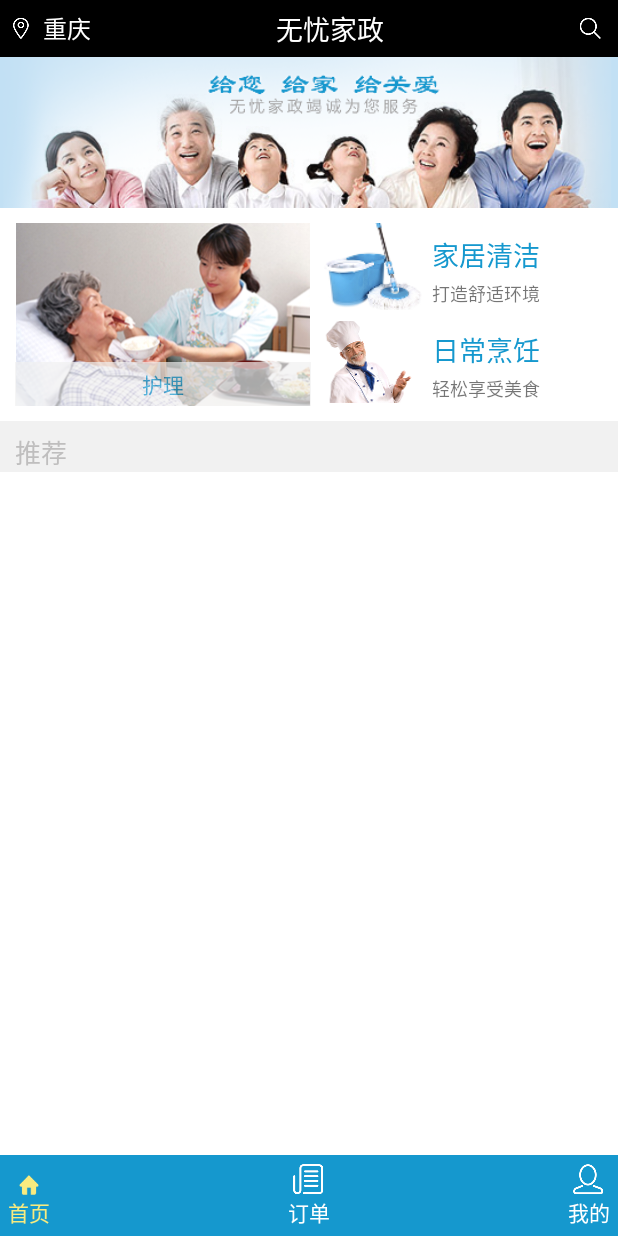
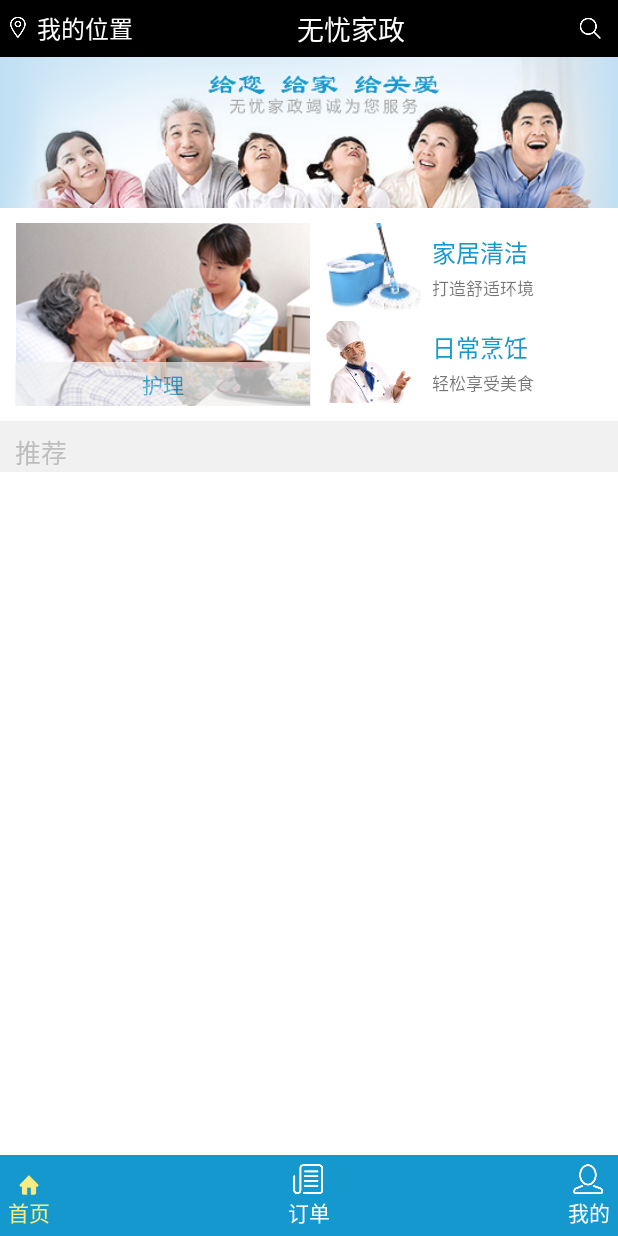
Before and after one commit to daquanzheng/CarefreeHousekeeping, an Android app: the HomePageFragment screen opened directly, with no data from a screen before it, on a phone screen of 412 x 824 dp. Run offline under Robolectric (Android 15) with nearby library versions, the light colour scheme and no system bars.

Commit message:
修改了一些针对真机的适配

```diff
--- a/CarefreeHouseKeeping/app/src/main/AndroidManifest.xml
+++ b/CarefreeHouseKeeping/app/src/main/AndroidManifest.xml
@@ -53,7 +53,7 @@
                 <category android:name="android.intent.category.LAUNCHER" />
             </intent-filter>
         </activity>
-        <activity android:name=".activity.HomeMainActivity" />
+        <activity android:name=".activity.HomeMainActivity" android:launchMode="singleTask"/>
         <activity android:name=".activity.GuideActivity" />
 
         <activity android:name=".activity.Appointment" />
--- a/CarefreeHouseKeeping/app/src/main/java/com/micro/android316/housekeeping/fragment/HomePageFragment.java
+++ b/CarefreeHouseKeeping/app/src/main/java/com/micro/android316/housekeeping/fragment/HomePageFragment.java
@@ -9,7 +9,6 @@ import android.support.v4.app.Fragment;
 import android.view.LayoutInflater;
 import android.view.View;
 import android.view.ViewGroup;
-import android.widget.ImageView;
 import android.widget.ListView;
 import android.widget.RelativeLayout;
 import android.widget.TextView;
@@ -45,7 +44,6 @@ public class HomePageFragment extends Fragment{
     HomePageAdapter homePageAdapter;
     RelativeLayout goNurse;
     TextView clean,cooking;
-    ImageView getLocation;
     TextView city;
     @Nullable
     @Override
@@ -56,13 +54,12 @@ public class HomePageFragment extends Fragment{
         goNurse = (RelativeLayout) view1.findViewById(R.id.go_nurse);
         clean = (TextView) view1.findViewById(R.id.clean_text1);
         cooking = (TextView) view1.findViewById(R.id.cooking_text1);
-        getLocation = (ImageView) view1.findViewById(R.id.get_position);
         city = (TextView) view1.findViewById(R.id.city);
 
         goNurse.setOnClickListener(clickListener);
         clean.setOnClickListener(clickListener);
         cooking.setOnClickListener(clickListener);
-        getLocation.setOnClickListener(clickListener);
+        city.setOnClickListener(clickListener);
         listView.addHeaderView(view1);
         homePageAdapter = new HomePageAdapter(getActivity(),lists);
         homePageAdapter.setClickListener(new HomePageAdapter.ClickListener() {
@@ -88,7 +85,7 @@ public class HomePageFragment extends Fragment{
         @Override
         public void onClick(View v) {
             switch (v.getId()){
-                case R.id.get_position:
+                case R.id.city:
                     intent.setClass(getActivity(), BaiduMapActivity.class);
                     startActivityForResult(intent,112);
                     break;
@@ -111,6 +108,7 @@ public class HomePageFragment extends Fragment{
         }
     };
 
+    //定位之后回调，显示位置精确到市
     @Override
     public void onActivityResult(int requestCode, int resultCode, Intent data) {
         super.onActivityResult(requestCode, resultCode, data);
--- a/CarefreeHouseKeeping/app/src/main/res/layout/homepage_header.xml
+++ b/CarefreeHouseKeeping/app/src/main/res/layout/homepage_header.xml
@@ -8,19 +8,16 @@
         android:orientation="horizontal"
         android:gravity="center_vertical"
         android:background="@color/black">
-        <ImageView
-            android:id="@+id/get_position"
-            android:layout_width="wrap_content"
-            android:layout_height="wrap_content"
-            android:src="@mipmap/home_position"
-            android:padding="7dp"/>
         <TextView
             android:id="@+id/city"
             android:layout_width="wrap_content"
             android:layout_height="wrap_content"
             android:textSize="16sp"
-            android:text="@string/chongqing"
-            android:textColor="@color/white"/>
+            android:text="我的位置"
+            android:textColor="@color/white"
+            android:drawableLeft="@mipmap/home_position"
+            android:drawablePadding="5dp"
+            android:layout_marginLeft="5dp"/>
         <TextView
             android:layout_width="0dp"
             android:layout_weight="1"
@@ -97,7 +94,7 @@
                         android:layout_width="wrap_content"
                         android:layout_height="wrap_content"
                         android:text="@string/clean"
-                        android:textSize="18sp"
+                        android:textSize="16sp"
                         android:textColor="@color/main_color"
                         android:layout_toRightOf="@id/clean"
                         android:layout_marginTop="7dp"
@@ -107,7 +104,7 @@
                         android:layout_width="wrap_content"
                         android:layout_height="wrap_content"
                         android:text="@string/make_environment"
-                        android:textSize="12sp"
+                        android:textSize="11sp"
                         android:layout_marginTop="3dp"
                         android:layout_toRightOf="@id/clean"
                         android:layout_below="@id/clean_text1"
@@ -117,7 +114,7 @@
                         android:layout_width="wrap_content"
                         android:layout_height="wrap_content"
                         android:text="@string/cooking"
-                        android:textSize="18sp"
+                        android:textSize="16sp"
                         android:textColor="@color/main_color"
                         android:layout_marginLeft="5dp"
                         android:layout_marginTop="7dp"
@@ -127,7 +124,7 @@
                         android:layout_width="wrap_content"
                         android:layout_height="wrap_content"
                         android:text="@string/easy_enjoy_food"
-                        android:textSize="12sp"
+                        android:textSize="11sp"
                         android:layout_marginTop="3dp"
                         android:layout_below="@id/cooking_text1"
                         android:layout_alignLeft="@id/cooking_text1"/>
--- a/CarefreeHouseKeeping/app/src/main/res/layout/toheader_three.xml
+++ b/CarefreeHouseKeeping/app/src/main/res/layout/toheader_three.xml
@@ -21,5 +21,5 @@
         android:paddingTop="5dp"
         android:paddingBottom="5dp"
         android:layout_gravity="center_horizontal"
-        android:layout_marginTop="430dp"/>
+        android:layout_marginTop="450dp"/>
 </LinearLayout>
```
Also changed, not shown: CarefreeHouseKeeping/app/src/main/res/layout/mine_fragment.xml (+9 -10 lines).
